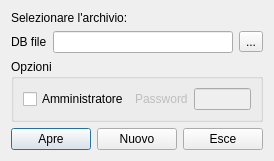
First picture: the form in src/dbdialog.ui, repository mtonin/gestcassa, before the edit.
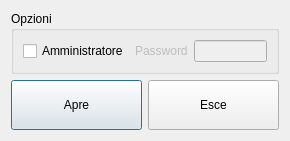
Second picture: the form after the edit.

```diff
--- a/src/dbdialog.ui
+++ b/src/dbdialog.ui
@@ -6,42 +6,14 @@
    <rect>
     <x>0</x>
     <y>0</y>
-    <width>269</width>
-    <height>151</height>
+    <width>290</width>
+    <height>141</height>
    </rect>
   </property>
   <property name="windowTitle">
    <string>Selezionare il database</string>
   </property>
   <layout class="QVBoxLayout" name="verticalLayout">
-   <item>
-    <widget class="QLabel" name="label_4">
-     <property name="text">
-      <string>Selezionare l'archivio:</string>
-     </property>
-    </widget>
-   </item>
-   <item>
-    <layout class="QHBoxLayout" name="horizontalLayout">
-     <item>
-      <widget class="QLabel" name="label">
-       <property name="text">
-        <string>DB file</string>
-       </property>
-      </widget>
-     </item>
-     <item>
-      <widget class="QLineEdit" name="dbfile"/>
-     </item>
-     <item>
-      <widget class="QToolButton" name="toolButton">
-       <property name="text">
-        <string>...</string>
-       </property>
-      </widget>
-     </item>
-    </layout>
-   </item>
    <item>
     <widget class="QGroupBox" name="groupBox">
      <property name="title">
@@ -92,20 +64,25 @@
     <layout class="QHBoxLayout" name="horizontalLayout_2">
      <item>
       <widget class="QPushButton" name="apreBtn">
+       <property name="sizePolicy">
+        <sizepolicy hsizetype="Minimum" vsizetype="Expanding">
+         <horstretch>0</horstretch>
+         <verstretch>0</verstretch>
+        </sizepolicy>
+       </property>
        <property name="text">
         <string>Apre</string>
        </property>
       </widget>
      </item>
-     <item>
-      <widget class="QPushButton" name="nuovoBtn">
-       <property name="text">
-        <string>Nuovo</string>
-       </property>
-      </widget>
-     </item>
      <item>
       <widget class="QPushButton" name="esceBtn">
+       <property name="sizePolicy">
+        <sizepolicy hsizetype="Minimum" vsizetype="Expanding">
+         <horstretch>0</horstretch>
+         <verstretch>0</verstretch>
+        </sizepolicy>
+       </property>
        <property name="text">
         <string>Esce</string>
        </property>
```
Left out of the diff: 2 changed lines with no effect on the pictures.
